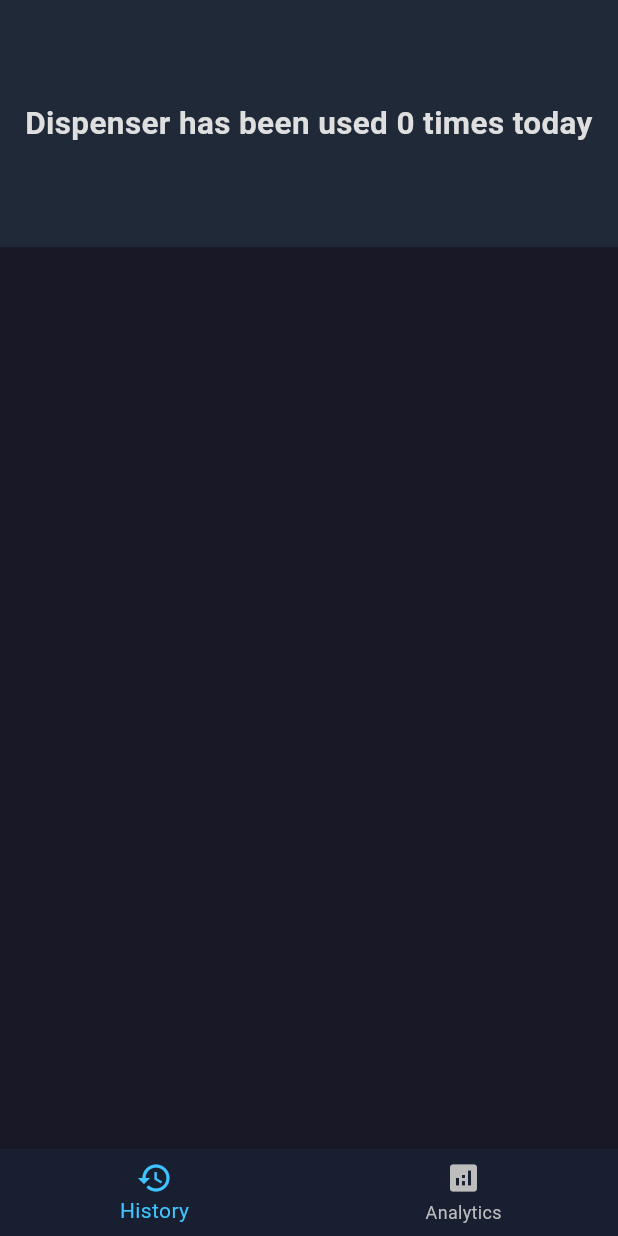
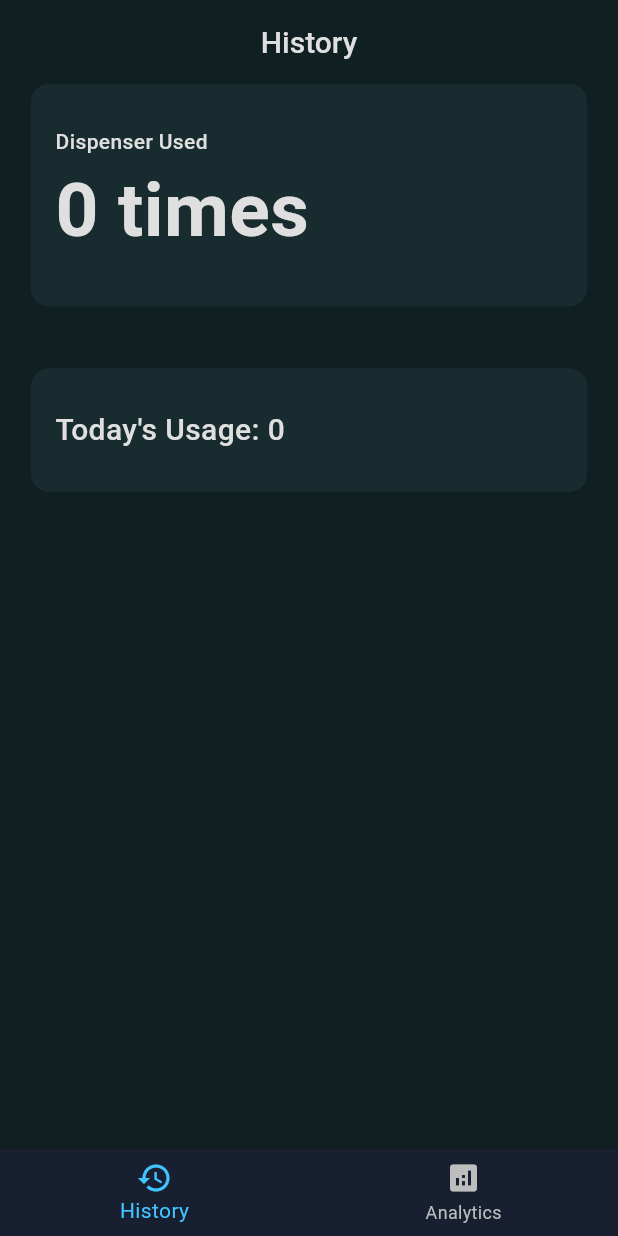
Before and after one commit to Josh-needs-help/snack_dispenser_app, a Flutter app: the screen it shows after launch, on a phone screen of 412 x 824 dp. Run offline on Flutter 3.47's test engine with Material 3 defaults, Android fonts, the phone set to English and light mode, and no system bars; drawn by our look-alikes of auto_size_text.

Commit message:
Updated use counter sections. Overhauled color pallete

```diff
--- /dev/null
+++ b/lib/Components/StaticContainer.dart
@@ -0,0 +1,29 @@
+import 'package:flutter/material.dart';
+
+class StaticContainer extends StatelessWidget {
+  final double padding;
+  final double width;
+  final double height;
+  final Widget content;
+  const StaticContainer({
+    super.key,
+    required this.padding,
+    required this.width,
+    required this.height,
+    required this.content,
+  });
+
+  @override
+  Widget build(BuildContext context) {
+    return Container(
+      decoration: BoxDecoration(
+        borderRadius: BorderRadius.circular(12),
+        color: Color.fromARGB(128, 32, 54, 58),
+      ),
+      padding: EdgeInsets.fromLTRB(2 * padding, padding, 2 * padding, padding),
+      width: width,
+      height: height,
+      child: content,
+    );
+  }
+}
--- a/lib/Pages/HistoryPage.dart
+++ b/lib/Pages/HistoryPage.dart
@@ -1,5 +1,6 @@
 import 'package:flutter/material.dart';
 import 'package:snack_dispenser_app/Components/AutoScaleText.dart';
+import 'package:snack_dispenser_app/Components/StaticContainer.dart';
 import 'package:snack_dispenser_app/Pages/PageTheme.dart';
 
 class HistoryPage extends StatefulWidget {
@@ -11,10 +12,12 @@ class HistoryPage extends StatefulWidget {
 
 class _HistoryPageState extends State<HistoryPage> {
   late int dispenserUses = 0; //placeholder
+  late int dispenserUsesToday = 0;//placeholder
   @override
   void initState() {
     super.initState();
     dispenserUses = 0;
+    dispenserUsesToday = 0;
   }
 
   @override
@@ -25,21 +28,55 @@ class _HistoryPageState extends State<HistoryPage> {
         mainAxisAlignment: MainAxisAlignment.start,
         crossAxisAlignment: CrossAxisAlignment.center,
         children: [
-          Container(
-            padding: EdgeInsets.all(padding),
-            width: MediaQuery.of(context).size.width * 1,
-            height: MediaQuery.of(context).size.height * 0.2,
-            color: Color(0xFF1F2937),
-            child: Center(
-              child: AutoScaleText(
-                text: "Dispenser has been used $dispenserUses times today",
-                align: TextAlign.center,
-                bold:true,
-                maxLines: 1,
-                maxSize: 600,
+          Center(
+            child: StaticContainer(
+              padding: padding,
+              width: MediaQuery.of(context).size.width * 0.9,
+              height: MediaQuery.of(context).size.height * 0.18,
+              content: Column(
+                mainAxisAlignment: MainAxisAlignment.center,
+                crossAxisAlignment: CrossAxisAlignment.start,
+                children: [
+                  AutoScaleText(
+                    text: "Dispenser Used",
+                    align: TextAlign.center,
+                    bold: false,
+                    maxLines: 1,
+                    maxSize: 14,
+                  ),
+                  AutoScaleText(
+                    text: "$dispenserUses times",
+                    align: TextAlign.center,
+                    bold: true,
+                    maxLines: 1,
+                    maxSize: 50,
+                  ),
+                ],
               ),
             ),
           ),
+          SizedBox(height:MediaQuery.of(context).size.height * 0.05,),
+          Center(
+            child: StaticContainer(
+              padding: padding,
+              width: MediaQuery.of(context).size.width * 0.9,
+              height: MediaQuery.of(context).size.height * 0.10,
+              content: Column(
+                mainAxisAlignment: MainAxisAlignment.center,
+                crossAxisAlignment: CrossAxisAlignment.start,
+                children: [
+                  AutoScaleText(
+                    text: "Today's Usage: $dispenserUsesToday",
+                    align: TextAlign.center,
+                    bold: false,
+                    maxLines: 1,
+                    maxSize: 20,
+                  ),
+                ],
+              ),
+            ),
+          ),
+          //next thing to work on. Listview.
         ],
       ),
     );
--- a/lib/Pages/PageGallery.dart
+++ b/lib/Pages/PageGallery.dart
@@ -1,4 +1,5 @@
 import 'package:flutter/material.dart';
+import 'package:snack_dispenser_app/Components/AutoScaleText.dart';
 import 'package:snack_dispenser_app/Pages/AnalyticsPage.dart';
 import 'package:snack_dispenser_app/Pages/HistoryPage.dart';
 
@@ -10,26 +11,39 @@ class PageGallery extends StatefulWidget {
 }
 
 class _PageGalleryState extends State<PageGallery> {
+  bool isAnimating = false;
   final List<Widget> pages = [HistoryPage(), AnalyticsPage()];
   int _currentIndex = 0;
   final PageController controller = PageController();
   @override
   Widget build(BuildContext context) {
     return Scaffold(
+      appBar: AppBar(
+        backgroundColor: Color(0xFF101F22),
+        title: Center(
+          child: AutoScaleText(
+            text: _currentIndex == 0 ? "History" : "Analytics",
+            align: TextAlign.center,
+            maxSize: 20,
+          ),
+        ),
+      ),
       bottomNavigationBar: BottomNavigationBar(
         backgroundColor: Color(0xFF171F30),
         selectedItemColor: Colors.lightBlueAccent,
         unselectedItemColor: Colors.grey[400],
         currentIndex: _currentIndex,
-        onTap: (index) {
-          setState(() {
-            _currentIndex = index;
-            controller.animateToPage(
-              _currentIndex,
-              duration: Duration(milliseconds: 300),
-              curve: Curves.bounceInOut,
-            );
-          });
+        onTap: (index) async {
+          if (isAnimating || _currentIndex == index) return;
+          isAnimating = true;
+          _currentIndex = index;
+          setState(() {});
+          await controller.animateToPage(
+            _currentIndex,
+            duration: Duration(milliseconds: 300),
+            curve: Curves.bounceInOut,
+          );
+          isAnimating = false;
         },
         items: [
           BottomNavigationBarItem(icon: Icon(Icons.history), label: 'History'),
@@ -46,6 +60,7 @@ class _PageGalleryState extends State<PageGallery> {
       ),
     );
   }
+
   @override
   void dispose() {
     super.dispose();
--- a/lib/Pages/PageTheme.dart
+++ b/lib/Pages/PageTheme.dart
@@ -12,7 +12,7 @@ class _PageThemeState extends State<PageTheme> {
   @override
   Widget build(BuildContext context) {
     return Scaffold(
-      backgroundColor: Color.fromARGB(255, 24, 24, 39),
+      backgroundColor: Color(0xFF101F22),
       body: widget.content
     );
   }
```
